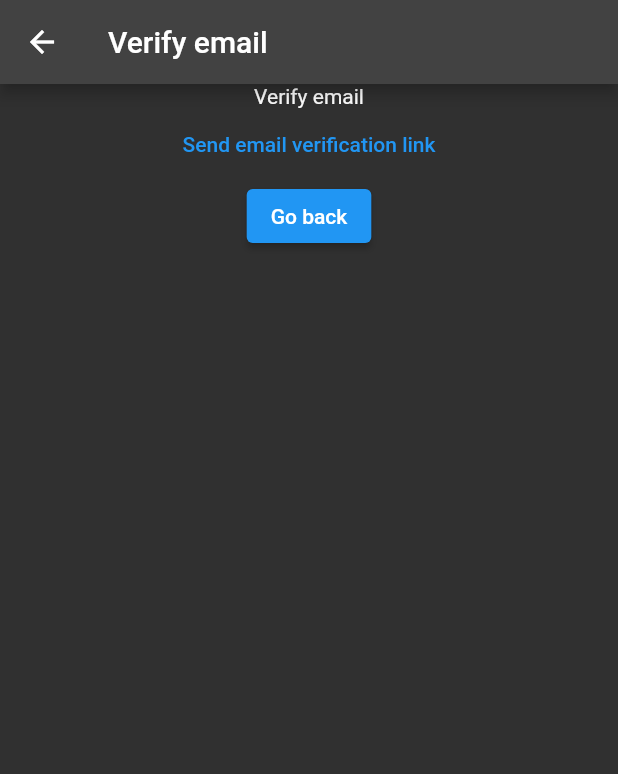
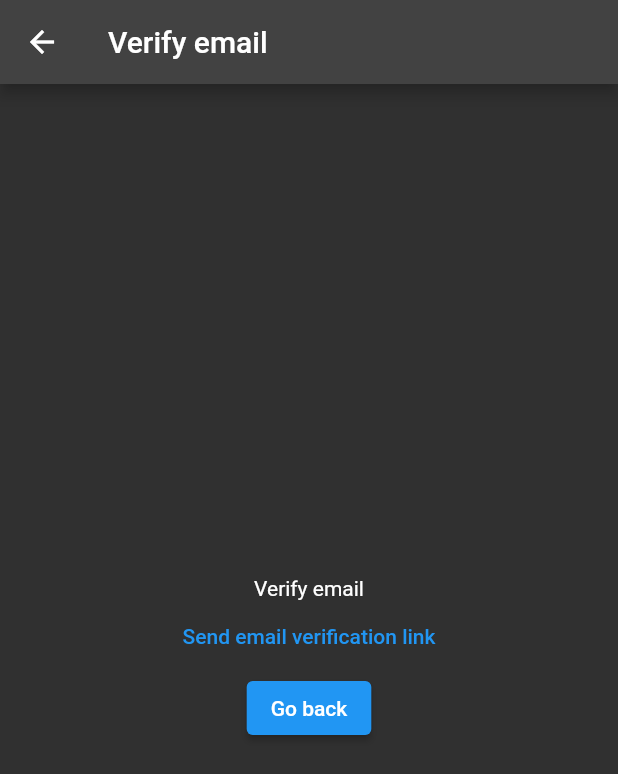
Before and after one commit to tonyRaafat/notes-app, a Flutter app: the VerifyEmailView screen opened by its route, on a phone screen of 412 x 824 dp. Shown: the top 774 px of the screen. Run offline on Flutter 3.47's test engine with Material 2 defaults, Android fonts, the phone set to English and light mode, and no system bars; our stand-ins replace firebase_auth, firebase_core; accounts and stored records are empty.

Commit message:
change verify email page UI

```diff
--- a/lib/views/verify-email-veiw.dart
+++ b/lib/views/verify-email-veiw.dart
@@ -13,9 +13,10 @@ class VerifyEmailViewState extends State<VerifyEmailView> {
   @override
   Widget build(BuildContext context) {
     return Scaffold(
-      appBar: AppBar(title:const Text('Verify email')),
+      appBar: AppBar(title: const Text('Verify email')),
       body: Center(
         child: Column(
+          mainAxisAlignment: MainAxisAlignment.center,
           children: [
             Center(
               child: const Text("Verify email"),
@@ -32,7 +33,8 @@ class VerifyEmailViewState extends State<VerifyEmailView> {
             Center(
               child: ElevatedButton(
                 onPressed: () {
-                  Navigator.of(context).pushNamedAndRemoveUntil(loginRoute, (route) => false);
+                  Navigator.of(context)
+                      .pushNamedAndRemoveUntil(loginRoute, (route) => false);
                 },
                 child: Text('Go back'),
               ),
```
